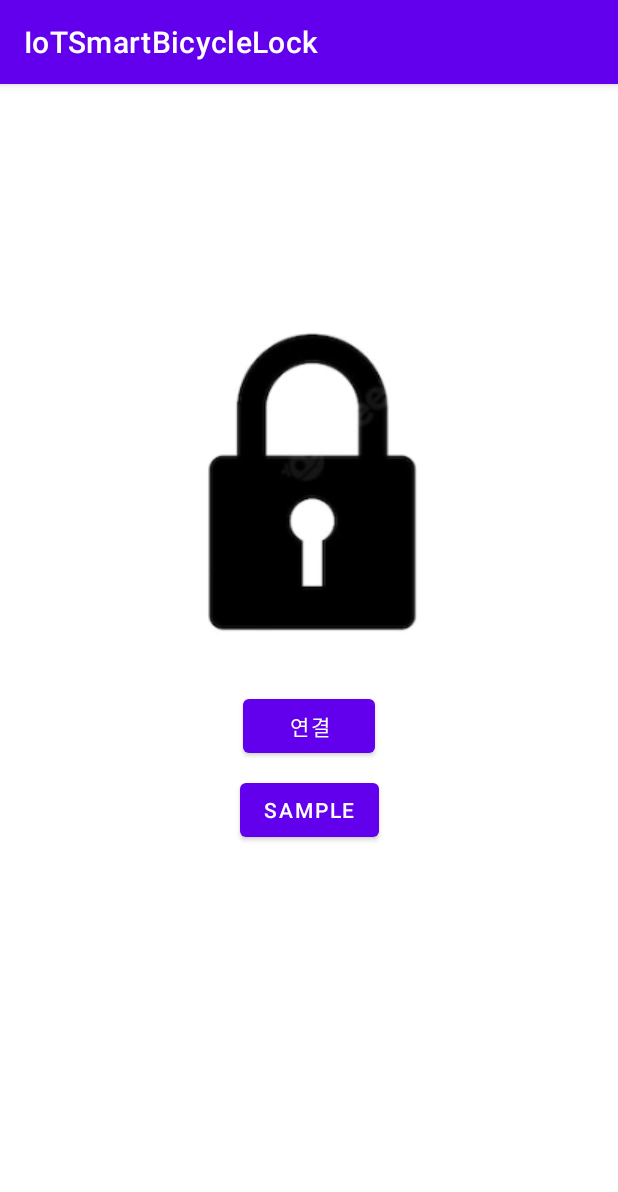
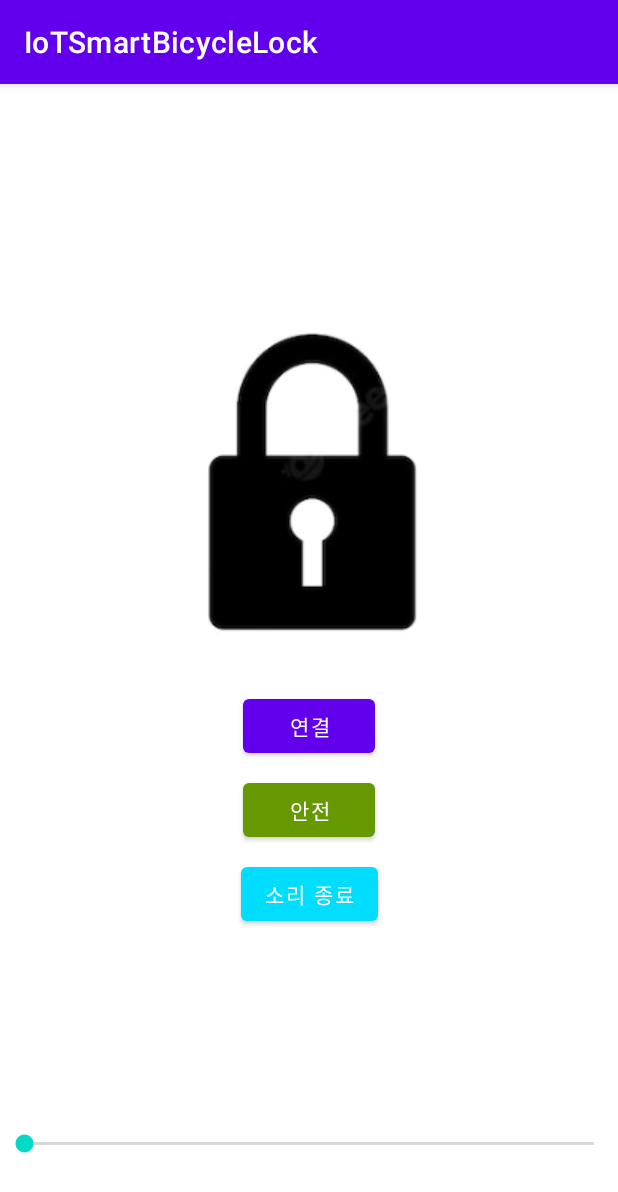
Before and after one commit to IoT-Smart-Bicycle-Lock/Smart-Bicycle-Lock, an Android app: the screen it shows after launch (MainActivity), on a phone screen of 412 x 824 dp. Shown: the top 1192 px of the screen. Run offline under Robolectric (Android 15) with nearby library versions, the phone set to English and light mode, and no system bars; libraries missing offline, so code that uses them is left out: app.akexorcist.bluetotohspp; 5 statements that could not run were skipped.

Commit message:
sound completed

```diff
--- a/app/src/main/java/com/example/iotsmartbicyclelock/MainActivity.kt
+++ b/app/src/main/java/com/example/iotsmartbicyclelock/MainActivity.kt
@@ -2,11 +2,10 @@ package com.example.iotsmartbicyclelock
 
 import android.bluetooth.BluetoothAdapter
 import android.content.Intent
+import android.graphics.Color
 import android.os.Bundle
 import android.view.View
-import android.widget.Button
-import android.widget.ImageView
-import android.widget.Toast
+import android.widget.*
 import androidx.appcompat.app.AppCompatActivity
 import app.akexorcist.bluetotohspp.library.BluetoothSPP
 import app.akexorcist.bluetotohspp.library.BluetoothSPP.BluetoothConnectionListener
@@ -40,6 +39,16 @@ class MainActivity() : AppCompatActivity() {
 
             //데이터 수신되면
             Toast.makeText(this@MainActivity, message, Toast.LENGTH_SHORT).show() // 토스트로 데이터 띄움
+
+            val sample = findViewById<Button>(R.id.btnSample)
+            if(message == "1"){
+                sample.setBackgroundColor(resources.getColor(R.color.red))
+                sample.setText("털림")
+            }else{
+                sample.setBackgroundColor(resources.getColor(R.color.green))
+                sample.setText("안전")
+            }
+
         })
 
         // 블루투스가 잘 연결이 되었는지 감지하는 리스너
@@ -128,6 +137,30 @@ class MainActivity() : AppCompatActivity() {
                 bt!!.send("5", true)
             }
         })
+
+        val my_seekBar = findViewById<SeekBar>(R.id.seek_bar)
+        val my_text  = findViewById<TextView>(R.id.TV)
+        my_seekBar.setOnSeekBarChangeListener(object :SeekBar.OnSeekBarChangeListener{
+            override fun onProgressChanged(seekBar: SeekBar?, progress: Int, fromUser: Boolean) {
+                my_text.text = progress.toString()
+                bt!!.send((progress*10).toString(),true)
+            }
+
+            override fun onStartTrackingTouch(p0: SeekBar?) {
+
+            }
+
+            override fun onStopTrackingTouch(p0: SeekBar?) {
+
+            }
+        })
+
+
+        val sound_off = findViewById<Button>(R.id.btnSoundOff)
+        sound_off.setOnClickListener {
+            bt!!.send("100",true)
+        }
+
     }
 
     // 새로운 액티비티 (현재 액티비티의 반환 액티비티?)
--- a/app/src/main/res/layout/activity_main.xml
+++ b/app/src/main/res/layout/activity_main.xml
@@ -54,9 +54,42 @@
         android:layout_width="wrap_content"
         android:layout_height="wrap_content"
         android:layout_marginTop="8dp"
-        android:text="sample"
+        android:text="안전"
+        app:backgroundTint="@android:color/holo_green_dark"
         app:layout_constraintLeft_toLeftOf="parent"
         app:layout_constraintRight_toRightOf="parent"
         app:layout_constraintTop_toBottomOf="@+id/btnConnect" />
 
+    <Button
+        android:id="@+id/btnSoundOff"
+        android:layout_width="wrap_content"
+        android:layout_height="wrap_content"
+        android:layout_marginTop="8dp"
+        android:text="소리 종료"
+        app:backgroundTint="@android:color/holo_blue_bright"
+        app:layout_constraintLeft_toLeftOf="parent"
+        app:layout_constraintRight_toRightOf="parent"
+        app:layout_constraintTop_toBottomOf="@+id/btnSample" />
+
+    <TextView
+        android:id="@+id/TV"
+        android:layout_width="wrap_content"
+        android:layout_height="wrap_content"
+        app:layout_constraintTop_toBottomOf="@id/btnSoundOff"
+        app:layout_constraintBottom_toTopOf="@id/seek_bar"
+        app:layout_constraintLeft_toLeftOf="parent"
+        app:layout_constraintRight_toRightOf="parent"
+        android:textSize="20sp"/>
+
+    <SeekBar
+        android:id="@+id/seek_bar"
+        android:layout_width="match_parent"
+        android:layout_height="wrap_content"
+        app:layout_constraintTop_toBottomOf="@id/TV"
+        app:layout_constraintBottom_toBottomOf="parent"
+        app:layout_constraintLeft_toLeftOf="parent"
+        app:layout_constraintRight_toRightOf="parent"
+        android:max="3"
+        android:progress="0"/>
+
 </androidx.constraintlayout.widget.ConstraintLayout>
--- a/app/src/main/res/values/colors.xml
+++ b/app/src/main/res/values/colors.xml
@@ -7,4 +7,6 @@
     <color name="teal_700">#FF018786</color>
     <color name="black">#FF000000</color>
     <color name="white">#FFFFFFFF</color>
+    <color name="red">#ff3030</color>
+    <color name="green">#ff669900</color>
 </resources>
```
